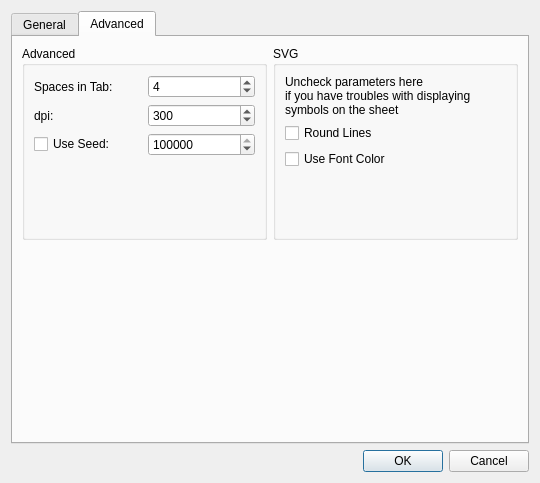
This is preferencesdialog.ui in aizenbit/Scribbler as Qt 5 draws it before an edit. The edited form follows.
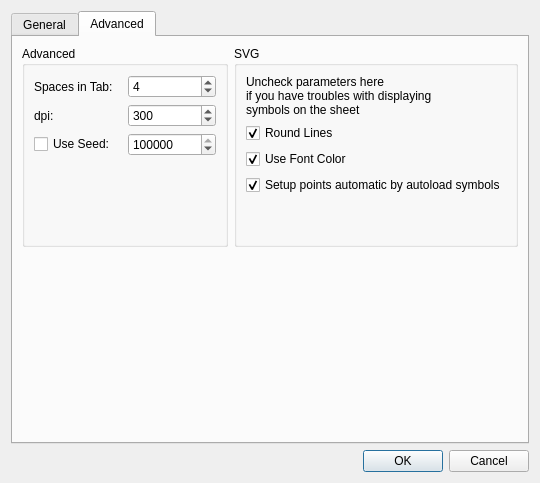
This is the edited form. The open tabs and pages were chosen to show the change.

Commit message: added setup-points setting

Patch:
```diff
--- a/preferencesdialog.ui
+++ b/preferencesdialog.ui
@@ -441,7 +441,7 @@
                <string>Round Lines</string>
               </property>
               <property name="checked">
-               <bool>false</bool>
+               <bool>true</bool>
               </property>
              </widget>
             </item>
@@ -449,6 +449,19 @@
              <widget class="QCheckBox" name="fontColorCheckBox">
               <property name="text">
                <string>Use Font Color</string>
+              </property>
+              <property name="checked">
+               <bool>true</bool>
+              </property>
+             </widget>
+            </item>
+            <item>
+             <widget class="QCheckBox" name="setupPointsCheckBox">
+              <property name="text">
+               <string>Setup points automatic by autoload symbols</string>
+              </property>
+              <property name="checked">
+               <bool>true</bool>
               </property>
              </widget>
             </item>
```
Left out of the diff: 3 changed lines with no effect on the pictures. The commit also changes 3 other files.
